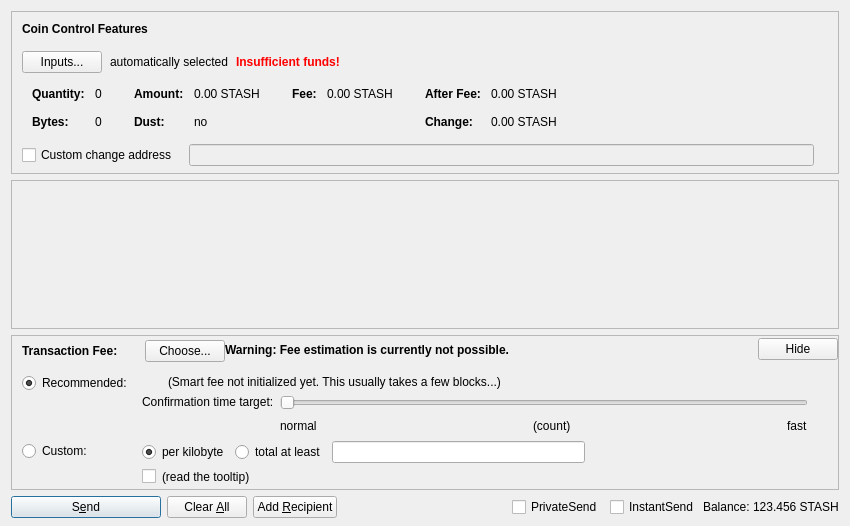
The window that src/qt/forms/sendcoinsdialog.ui (stashpayio/stash) describes before a commit, drawn with Qt 5.
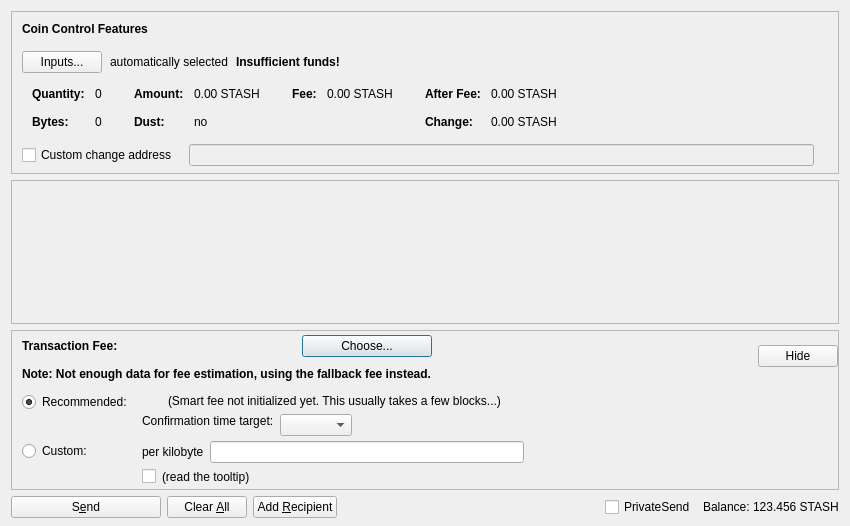
The same window after the commit. Custom widgets are drawn as their Qt base class.

```diff
--- a/src/qt/forms/sendcoinsdialog.ui
+++ b/src/qt/forms/sendcoinsdialog.ui
@@ -133,7 +133,7 @@
              </font>
             </property>
             <property name="styleSheet">
-             <string notr="true">color:red;font-weight:bold;</string>
+             <string notr="true">font-weight:bold;</string>
             </property>
             <property name="text">
              <string>Insufficient funds!</string>
@@ -744,6 +744,38 @@
               </item>
              </layout>
             </item>
+            <item>
+             <spacer name="verticalSpacer_7">
+              <property name="orientation">
+               <enum>Qt::Vertical</enum>
+              </property>
+              <property name="sizeHint" stdset="0">
+               <size>
+                <width>1</width>
+                <height>10</height>
+               </size>
+              </property>
+             </spacer>
+            </item>
+            <item>
+             <widget class="QLabel" name="fallbackFeeWarningLabel">
+              <property name="toolTip">
+               <string>Using the fallbackfee can result in sending a transaction that will take several hours or days (or never) to confirm. Consider choosing your fee manually or wait until you have validated the complete chain.</string>
+              </property>
+              <property name="font">
+              <font>
+                  <weight>75</weight>
+                  <bold>true</bold>
+              </font>
+              </property>
+              <property name="text">
+               <string>Note: Not enough data for fee estimation, using the fallback fee instead.</string>
+              </property>
+              <property name="wordWrap">
+               <bool>false</bool>
+              </property>
+             </widget>
+            </item>
             <item>
              <spacer name="verticalSpacer_5">
               <property name="orientation">
@@ -759,37 +791,15 @@
             </item>
            </layout>
           </item>
-          <item>
-           <widget class="QLabel" name="fallbackFeeWarningLabel">
-            <property name="toolTip">
-             <string>Using the fallbackfee can result in sending a transaction that will take several hours or days (or never) to confirm. Consider choosing your fee manually or wait until your have validated the complete chain.</string>
-            </property>
-            <property name="font">
-            <font>
-                <weight>75</weight>
-                <bold>true</bold>
-            </font>
-            </property>
-            <property name="text">
-             <string>Warning: Fee estimation is currently not possible.</string>
-            </property>
-            <property name="wordWrap">
-             <bool>false</bool>
-            </property>
-           </widget>
-          </item>
           <item>
            <spacer name="horizontalSpacer_4">
             <property name="orientation">
              <enum>Qt::Horizontal</enum>
             </property>
-            <property name="sizeType">
-             <enum>QSizePolicy::MinimumExpanding</enum>
-            </property>
             <property name="sizeHint" stdset="0">
              <size>
-              <width>40</width>
-              <height>20</height>
+              <width>1</width>
+              <height>1</height>
              </size>
             </property>
            </spacer>
@@ -846,32 +856,13 @@
                <item>
                 <layout class="QHBoxLayout" name="horizontalLayoutFee13">
                  <item>
-                  <widget class="QRadioButton" name="radioCustomPerKilobyte">
+                  <widget class="QLabel" name="labelCustomPerKilobyte">
                    <property name="toolTip">
                     <string>If the custom fee is set to 1000 stashees and the transaction is only 250 bytes, then &quot;per kilobyte&quot; only pays 250 stashees in fee,&lt;br /&gt;while &quot;at least&quot; pays 1000 stashees. For transactions bigger than a kilobyte both pay by kilobyte.</string>
                    </property>
                    <property name="text">
                     <string>per kilobyte</string>
                    </property>
-                   <property name="checked">
-                    <bool>true</bool>
-                   </property>
-                   <attribute name="buttonGroup">
-                    <string notr="true">groupCustomFee</string>
-                   </attribute>
-                  </widget>
-                 </item>
-                 <item>
-                  <widget class="QRadioButton" name="radioCustomAtLeast">
-                   <property name="toolTip">
-                    <string>If the custom fee is set to 1000 stashees and the transaction is only 250 bytes, then &quot;per kilobyte&quot; only pays 250 stashees in fee,&lt;br /&gt;while &quot;total at least&quot; pays 1000 stashees. For transactions bigger than a kilobyte both pay by kilobyte.</string>
-                   </property>
-                   <property name="text">
-                    <string>total at least</string>
-                   </property>
-                   <attribute name="buttonGroup">
-                    <string notr="true">groupCustomFee</string>
-                   </attribute>
                   </widget>
                  </item>
                  <item>
@@ -1081,44 +1072,15 @@
                     <number>30</number>
                    </property>
                    <item>
-                    <widget class="QSlider" name="sliderSmartFee">
-                     <property name="minimum">
+                    <layout class="QHBoxLayout" name="horizontalLayoutConfTarget">
+                     <property name="bottomMargin">
                       <number>0</number>
                      </property>
-                     <property name="maximum">
-                      <number>23</number>
-                     </property>
-                     <property name="pageStep">
-                      <number>1</number>
-                     </property>
-                     <property name="value">
-                      <number>0</number>
-                     </property>
-                     <property name="orientation">
-                      <enum>Qt::Horizontal</enum>
-                     </property>
-                     <property name="invertedAppearance">
-                      <bool>false</bool>
-                     </property>
-                     <property name="invertedControls">
-                      <bool>false</bool>
-                     </property>
-                     <property name="tickPosition">
-                      <enum>QSlider::NoTicks</enum>
-                     </property>
-                    </widget>
-                   </item>
-                   <item>
-                    <layout class="QHBoxLayout" name="horizontalLayoutFee10">
                      <item>
-                      <widget class="QLabel" name="labelSmartFeeNormal">
-                       <property name="text">
-                        <string>normal</string>
-                       </property>
-                      </widget>
+                      <widget class="QComboBox" name="confTargetSelector"/>
                      </item>
                      <item>
-                      <spacer name="horizontalSpacer_7">
+                      <spacer name="horizontalSpacerConfTarget">
                        <property name="orientation">
                         <enum>Qt::Horizontal</enum>
                        </property>
@@ -1130,33 +1092,6 @@
                        </property>
                       </spacer>
                      </item>
-                     <item>
-                      <widget class="QLabel" name="confirmationTargetLabel">
-                       <property name="text">
-                        <string notr="true">(count)</string>
-                       </property>
-                      </widget>
-                     </item>
-                     <item>
-                      <spacer name="horizontalSpacer_3">
-                       <property name="orientation">
-                        <enum>Qt::Horizontal</enum>
-                       </property>
-                       <property name="sizeHint" stdset="0">
-                        <size>
-                         <width>40</width>
-                         <height>20</height>
-                        </size>
-                       </property>
-                      </spacer>
-                     </item>
-                     <item>
-                      <widget class="QLabel" name="labelSmartFeeFast">
-                       <property name="text">
-                        <string>fast</string>
-                       </property>
-                      </widget>
-                     </item>
                     </layout>
                    </item>
                   </layout>
@@ -1221,7 +1156,7 @@
         <bool>false</bool>
        </property>
        <property name="default">
-        <bool>true</bool>
+        <bool>false</bool>
        </property>
       </widget>
      </item>
@@ -1291,22 +1226,6 @@
          </property>
         </widget>
        </item>
-       <item>
-        <widget class="QCheckBox" name="checkUseInstantSend">
-         <property name="enabled">
-          <bool>true</bool>
-         </property>
-         <property name="minimumSize">
-          <size>
-           <width>85</width>
-           <height>0</height>
-          </size>
-         </property>
-         <property name="text">
-          <string>InstantSend</string>
-         </property>
-        </widget>
-       </item>
        <item>
         <widget class="QLabel" name="label">
          <property name="text">
```
Left out of the diff: 1 changed line with no effect on the pictures.
